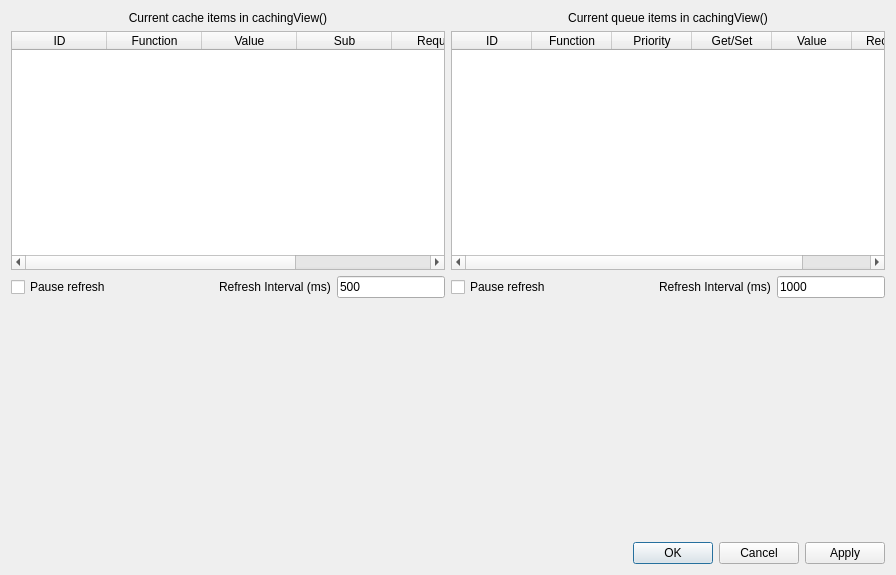
This is debugwindow.ui in adecarolis/wfweb as Qt 5 draws it before an edit. The edited form follows.
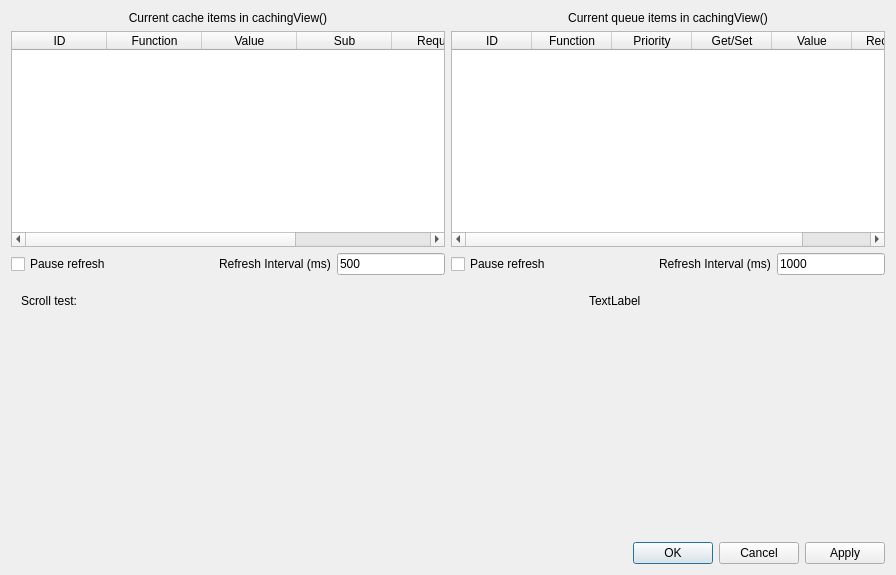
This is the edited form. Custom widgets are drawn as their Qt base class.

Commit message: Scroll test in debug window. Remove later.

The edit to the form file:
```diff
--- a/debugwindow.ui
+++ b/debugwindow.ui
@@ -220,6 +220,71 @@
        </item>
       </layout>
      </item>
+     <item>
+      <layout class="QHBoxLayout" name="horizontalLayout_4">
+       <property name="leftMargin">
+        <number>10</number>
+       </property>
+       <property name="topMargin">
+        <number>10</number>
+       </property>
+       <property name="rightMargin">
+        <number>10</number>
+       </property>
+       <property name="bottomMargin">
+        <number>10</number>
+       </property>
+       <item>
+        <widget class="QLabel" name="label_4">
+         <property name="text">
+          <string>Scroll test:</string>
+         </property>
+        </widget>
+       </item>
+       <item>
+        <widget class="scrolltest" name="scrolltester" native="true">
+         <property name="sizePolicy">
+          <sizepolicy hsizetype="Fixed" vsizetype="Preferred">
+           <horstretch>0</horstretch>
+           <verstretch>0</verstretch>
+          </sizepolicy>
+         </property>
+         <property name="minimumSize">
+          <size>
+           <width>500</width>
+           <height>0</height>
+          </size>
+         </property>
+         <property name="maximumSize">
+          <size>
+           <width>500</width>
+           <height>16777215</height>
+          </size>
+         </property>
+        </widget>
+       </item>
+       <item>
+        <widget class="QLabel" name="scrollTestLabel">
+         <property name="text">
+          <string>TextLabel</string>
+         </property>
+        </widget>
+       </item>
+       <item>
+        <spacer name="horizontalSpacer_3">
+         <property name="orientation">
+          <enum>Qt::Horizontal</enum>
+         </property>
+         <property name="sizeHint" stdset="0">
+          <size>
+           <width>40</width>
+           <height>20</height>
+          </size>
+         </property>
+        </spacer>
+       </item>
+      </layout>
+     </item>
      <item>
       <spacer name="verticalSpacer">
        <property name="orientation">
@@ -247,6 +312,14 @@
    </item>
   </layout>
  </widget>
+ <customwidgets>
+  <customwidget>
+   <class>scrolltest</class>
+   <extends>QWidget</extends>
+   <header>scrolltest.h</header>
+   <container>1</container>
+  </customwidget>
+ </customwidgets>
  <resources/>
  <connections>
   <connection>
```
The commit also changes 5 other files.
